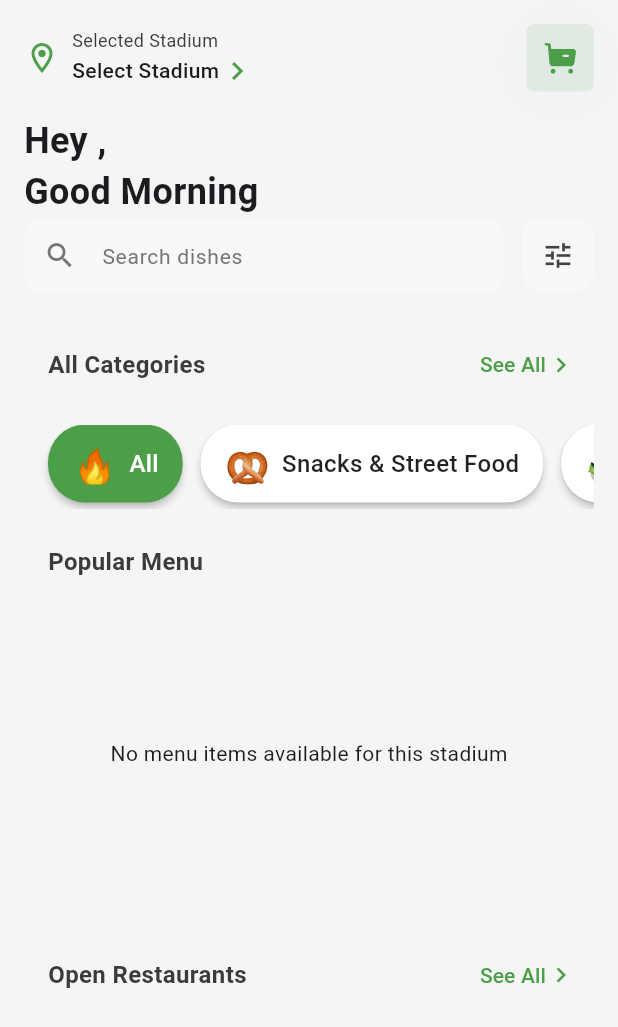
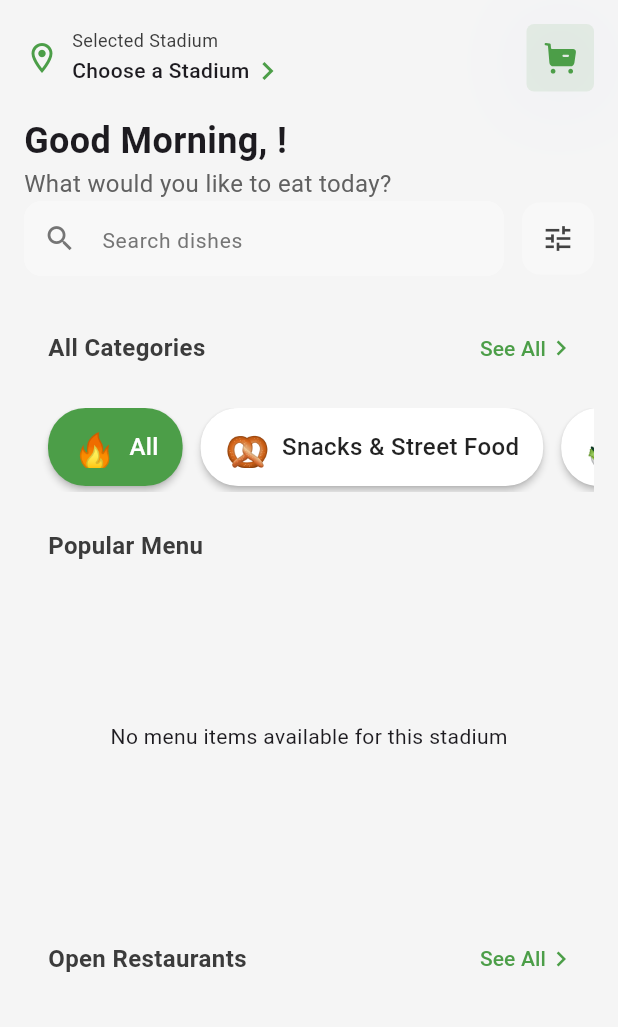
Before and after one commit to farhanyousaf786/stadium_food, a Flutter app: the DashboardScreen screen opened directly, on a phone screen of 412 x 824 dp. Shown: the top 1027 px of the screen. Run offline on Flutter 3.47's test engine with Material 3 defaults, Android fonts, the phone set to English and light mode, and no system bars; our stand-ins replace bloc, carousel_slider, cloud_firestore, dio, equatable, firebase_auth and 16 more; missing offline and left inert: flutter_stripe, google_ml_kit; accounts and stored records are empty; Roboto replaces fonts that are missing (SF); key blocks and very long unbroken strings in the code were emptied for the run.

Commit message:
updated code

```diff
--- a/lib/src/bloc/stadium/stadium_event.dart
+++ b/lib/src/bloc/stadium/stadium_event.dart
@@ -10,3 +10,9 @@ class SearchStadiums extends StadiumEvent {
 
   SearchStadiums(this.query);
 }
+
+class SelectStadium extends StadiumEvent {
+  final Stadium stadium;
+
+  SelectStadium(this.stadium);
+}
--- a/lib/src/bloc/stadium/stadium_state.dart
+++ b/lib/src/bloc/stadium/stadium_state.dart
@@ -13,6 +13,12 @@ class StadiumsLoaded extends StadiumState {
   StadiumsLoaded(this.stadiums);
 }
 
+class StadiumSelected extends StadiumState {
+  final Stadium stadium;
+
+  StadiumSelected(this.stadium);
+}
+
 class StadiumError extends StadiumState {
   final String message;
 
--- a/lib/src/presentation/screens/home/dashboard/widgets/menu_list.dart
+++ b/lib/src/presentation/screens/home/dashboard/widgets/menu_list.dart
@@ -18,6 +18,14 @@ class _MenuListState extends State<MenuList> {
   @override
   void initState() {
     super.initState();
+    _loadStadiumIdAndFetchMenu();
+  }
+
+  @override
+  void didChangeDependencies() {
+    super.didChangeDependencies();
+    // This will be called when the widget is rebuilt due to changes in dependencies
+    // such as when returning from stadium selection
     _loadStadiumIdAndFetchMenu();
   }
 
--- a/lib/src/presentation/screens/home/dashboard/widgets/top_bar.dart
+++ b/lib/src/presentation/screens/home/dashboard/widgets/top_bar.dart
@@ -1,6 +1,11 @@
 import 'package:flutter/material.dart';
+import 'package:flutter_bloc/flutter_bloc.dart';
 import 'package:flutter_svg/svg.dart';
 import 'package:shared_preferences/shared_preferences.dart';
+import 'package:stadium_food/src/bloc/menu/menu_bloc.dart';
+import 'package:stadium_food/src/bloc/shop/shop_bloc.dart';
+import 'package:stadium_food/src/bloc/stadium/stadium_bloc.dart';
+import 'package:stadium_food/src/data/models/stadium.dart';
 import 'package:stadium_food/src/data/models/user.dart';
 import 'package:stadium_food/src/presentation/utils/app_colors.dart';
 
@@ -66,8 +71,22 @@ class _TopBarState extends State<TopBar> {
                       color: AppColors.primaryColor),
                   const SizedBox(width: 8),
                   InkWell(
-                    onTap: (){
-                      Navigator.pushNamed(context, '/select-stadium');
+                    onTap: () async {
+                      final result = await Navigator.pushNamed(context, '/select-stadium');
+                      if (result != null && mounted) {
+                        // Refresh menu items with the new stadium
+                        final stadium = result as Stadium;
+
+                        // Update stadium using bloc
+                        context.read<StadiumBloc>().add(SelectStadium(stadium));
+
+                        // Refresh menu items and shops
+                        context.read<MenuBloc>().add(LoadStadiumMenu(
+                          stadiumId: stadium.id,
+                          limit: 10,
+                        ));
+                        context.read<ShopBloc>().add(LoadShops(stadium.id));
+                      }
                     },
                     child: Column(
                       crossAxisAlignment: CrossAxisAlignment.start,
@@ -82,12 +101,22 @@ class _TopBarState extends State<TopBar> {
                         ),
                         Row(
                           children: [
-                            Text(
-                              _selectedStadiumName ?? 'Select Stadium',
-                              style: const TextStyle(
-                                fontSize: 14,
-                                fontWeight: FontWeight.w500,
-                              ),
+                            BlocBuilder<StadiumBloc, StadiumState>(
+                              builder: (context, state) {
+                                String displayName = _selectedStadiumName ?? 'Choose a Stadium';
+
+                                if (state is StadiumSelected) {
+                                  displayName = state.stadium.name;
+                                }
+
+                                return Text(
+                                  displayName,
+                                  style: const TextStyle(
+                                    fontSize: 14,
+                                    fontWeight: FontWeight.w500,
+                                  ),
+                                );
+                              },
                             ),
                             Icon(Icons.keyboard_arrow_right_sharp,
                                 color: AppColors.primaryColor),
@@ -140,17 +169,18 @@ class _TopBarState extends State<TopBar> {
             crossAxisAlignment: CrossAxisAlignment.start,
             children: [
               Text(
-                'Hey ${_user.firstName},',
+                '$_greeting, ${_user.firstName}!',
                 style: const TextStyle(
                   fontSize: 24,
                   fontWeight: FontWeight.w600,
                 ),
               ),
               Text(
-                _greeting,
-                style: const TextStyle(
-                  fontSize: 24,
-                  fontWeight: FontWeight.w600,
+                'What would you like to eat today?',
+                style: TextStyle(
+                  fontSize: 16,
+                  fontWeight: FontWeight.w400,
+                  color: Colors.grey[700],
                 ),
               ),
             ],
```
Also changed, not shown: lib/src/bloc/stadium/stadium_bloc.dart (+19 -0 lines), lib/src/presentation/screens/stadium/select_stadium_screen.dart (+2 -9 lines).
